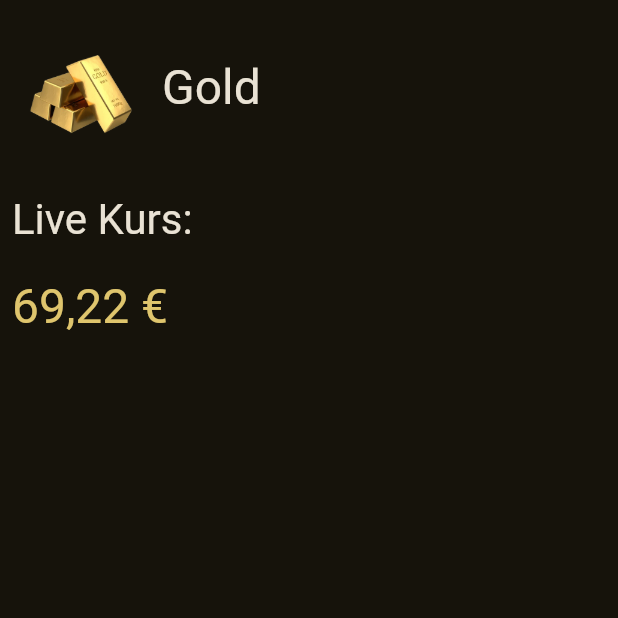
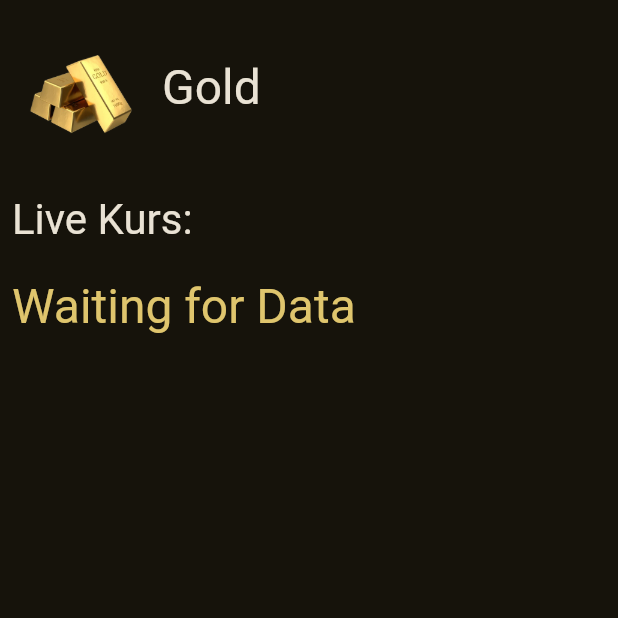
Before and after one commit to simonisinger/gold_stream_app, a Flutter app: the first screen one second after launch, on a phone screen of 412 x 824 dp, the top half of it. Run offline on Flutter 3.47's test engine with Material 3 defaults, Android fonts, the light colour scheme and no system bars.

Commit message:
"Integrate live gold price stream with StreamBuilder in GoldScreen"

```diff
--- a/lib/src/gold/presentation/gold_screen.dart
+++ b/lib/src/gold/presentation/gold_screen.dart
@@ -1,4 +1,5 @@
 import 'package:flutter/material.dart';
+import 'package:gold_stream_app/src/gold/data/fake_gold_api.dart';
 import 'package:gold_stream_app/src/gold/presentation/widgets/gold_header.dart';
 import 'package:intl/intl.dart';
 
@@ -6,10 +7,6 @@ class GoldScreen extends StatelessWidget {
   const GoldScreen({super.key});
   @override
   Widget build(BuildContext context) {
-    /// Platzhalter für den Goldpreis
-    /// soll durch den Stream `getGoldPriceStream()` ersetzt werden
-    double goldPrice = 69.22;
-
     return SafeArea(
       child: Scaffold(
         body: Padding(
@@ -24,13 +21,19 @@ class GoldScreen extends StatelessWidget {
                 style: Theme.of(context).textTheme.headlineMedium,
               ),
               SizedBox(height: 20),
-              // TODO: Verwende einen StreamBuilder, um den Goldpreis live anzuzeigen
-              // statt des konstanten Platzhalters
-              Text(
-                NumberFormat.simpleCurrency(locale: 'de_DE').format(goldPrice),
-                style: Theme.of(context).textTheme.headlineLarge!.copyWith(
-                  color: Theme.of(context).colorScheme.primary,
-                ),
+              StreamBuilder(
+                stream: getGoldPriceStream(),
+                builder: (context, asyncSnapshot) {
+
+                  return Text(
+                    asyncSnapshot.hasData
+                        ? NumberFormat.simpleCurrency(locale: 'de_DE').format(asyncSnapshot.data)
+                        : 'Waiting for Data',
+                    style: Theme.of(context).textTheme.headlineLarge!.copyWith(
+                      color: Theme.of(context).colorScheme.primary,
+                    ),
+                  );
+                }
               ),
             ],
           ),
```
